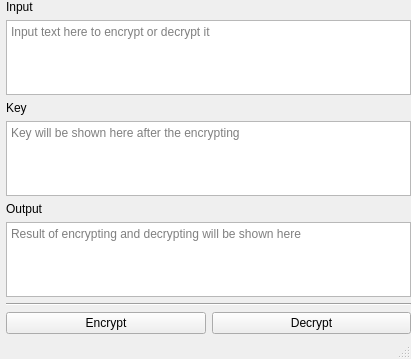
The window that cipher.ui (czepes/is1) describes before a commit, drawn with Qt 5.
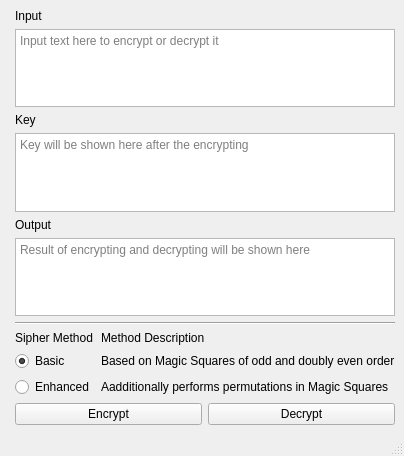
The same window after the commit.

Commit message:
Added 'Cipher Mode' select option (Basic & Enhanced)
Done:
New GUI element - Radio buttons
Magic Square transformation function
Functions for checking magical properties and symmetry of Magic Squares
Magic Square transformation option for encryption function
Documentation and comments updates & tweaks

```diff
--- a/cipher.ui
+++ b/cipher.ui
@@ -6,23 +6,16 @@
    <rect>
     <x>0</x>
     <y>0</y>
-    <width>411</width>
-    <height>359</height>
+    <width>366</width>
+    <height>456</height>
    </rect>
   </property>
   <property name="windowTitle">
    <string>Cipher program</string>
   </property>
   <widget class="QWidget" name="centralwidget">
-   <widget class="QWidget" name="formLayoutWidget">
-    <property name="geometry">
-     <rect>
-      <x>0</x>
-      <y>0</y>
-      <width>411</width>
-      <height>334</height>
-     </rect>
-    </property>
+   <layout class="QVBoxLayout" name="verticalLayout">
+    <item>
     <layout class="QFormLayout" name="formLayout">
      <item row="0" column="1">
       <widget class="QLabel" name="inputLabel">
@@ -52,6 +45,13 @@
        </property>
       </widget>
      </item>
+      <item row="4" column="1">
+       <widget class="QLabel" name="outputLabel">
+        <property name="text">
+         <string>Output</string>
+        </property>
+       </widget>
+      </item>
      <item row="5" column="1">
       <widget class="QPlainTextEdit" name="outputEdit">
        <property name="readOnly">
@@ -70,6 +70,55 @@
       </widget>
      </item>
      <item row="7" column="1">
+       <layout class="QFormLayout" name="methodLayout">
+        <item row="1" column="1">
+         <widget class="QLabel" name="basicLabel">
+          <property name="text">
+           <string>Based on Magic Squares of odd and doubly even order</string>
+          </property>
+         </widget>
+        </item>
+        <item row="2" column="1">
+         <widget class="QLabel" name="enhancedLabel">
+          <property name="text">
+           <string>Aadditionally performs permutations in Magic Squares</string>
+          </property>
+         </widget>
+        </item>
+        <item row="0" column="0">
+         <widget class="QLabel" name="methodLabel">
+          <property name="text">
+           <string>Sipher Method</string>
+          </property>
+         </widget>
+        </item>
+        <item row="2" column="0">
+         <widget class="QRadioButton" name="enhancedRadio">
+          <property name="text">
+           <string>Enhanced</string>
+          </property>
+         </widget>
+        </item>
+        <item row="1" column="0">
+         <widget class="QRadioButton" name="basicRadio">
+          <property name="text">
+           <string>Basic</string>
+          </property>
+          <property name="checked">
+           <bool>true</bool>
+          </property>
+         </widget>
+        </item>
+        <item row="0" column="1">
+         <widget class="QLabel" name="descriptionLabel">
+          <property name="text">
+           <string>Method Description</string>
+          </property>
+         </widget>
+        </item>
+       </layout>
+      </item>
+      <item row="8" column="1">
       <layout class="QHBoxLayout" name="buttonsLayout">
        <item>
         <widget class="QPushButton" name="encryptButton">
@@ -90,25 +139,9 @@
        </item>
       </layout>
      </item>
-     <item row="4" column="1">
-      <widget class="QLabel" name="outputLabel">
-       <property name="text">
-        <string>Output</string>
-       </property>
-      </widget>
-     </item>
-    </layout>
-   </widget>
-  </widget>
-  <widget class="QMenuBar" name="menubar">
-   <property name="geometry">
-    <rect>
-     <x>0</x>
-     <y>0</y>
-     <width>411</width>
-     <height>21</height>
-    </rect>
-   </property>
+     </layout>
+    </item>
+   </layout>
   </widget>
   <widget class="QStatusBar" name="statusbar"/>
  </widget>
```
Lines whose indentation alone changed are shown as unchanged. The commit also changes 3 other files.
